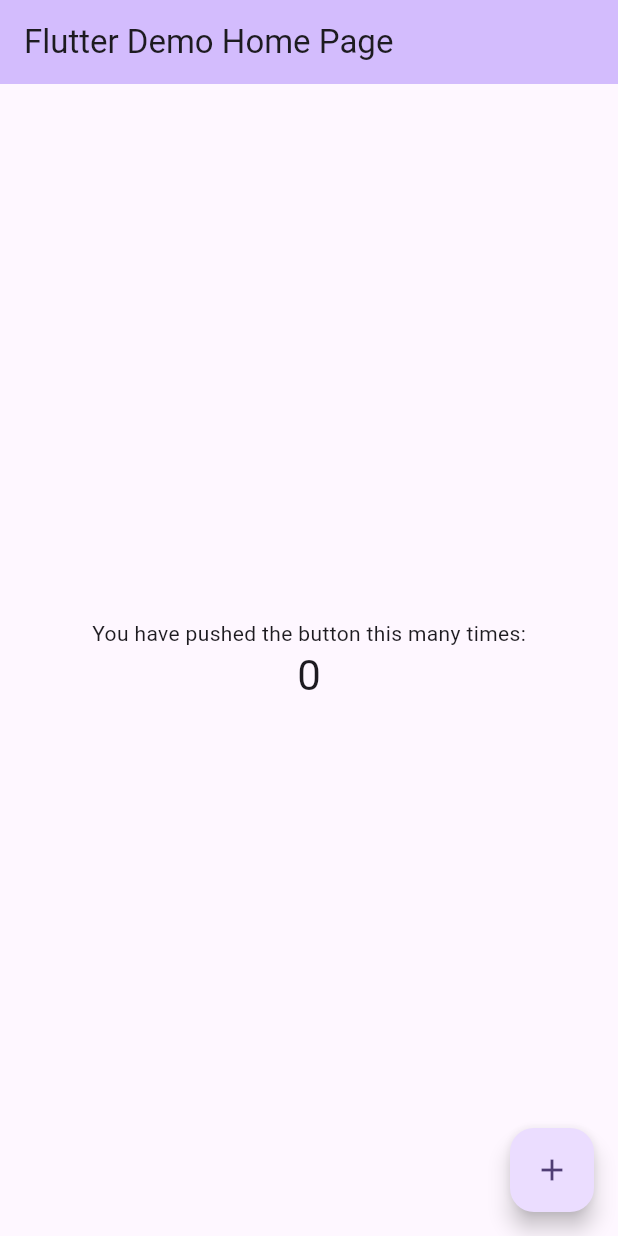
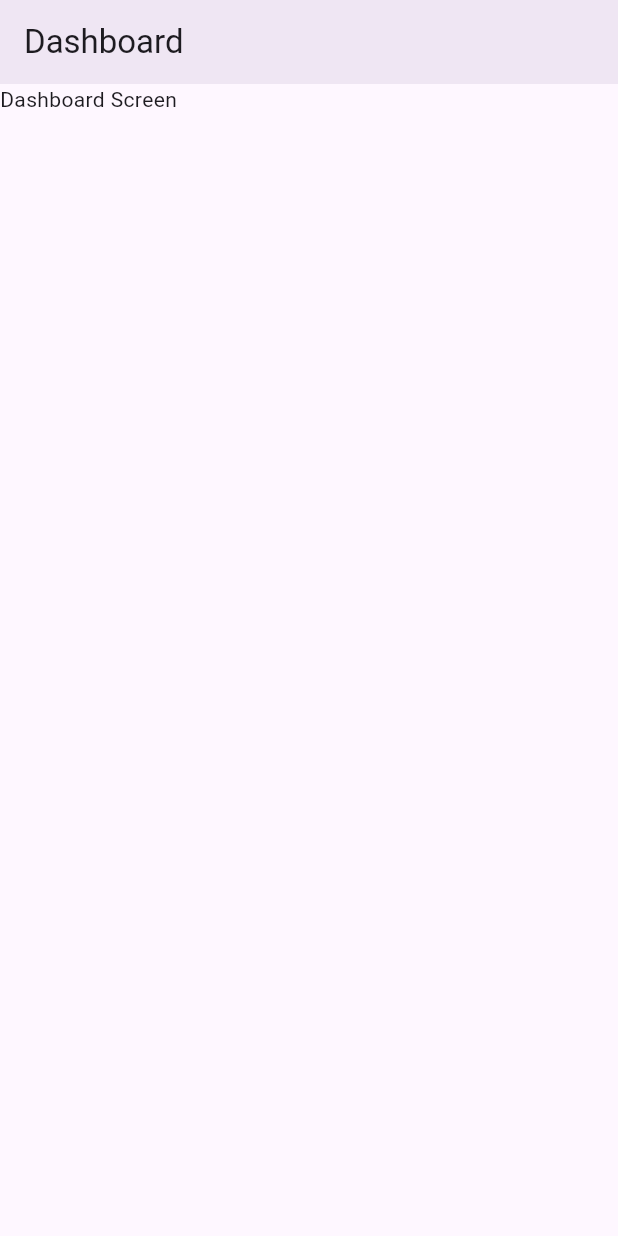
Before and after one commit to tulsi1729/QuickBill, a Flutter app: the screen it shows after launch, on a phone screen of 412 x 824 dp. Run offline on Flutter 3.47's test engine with Material 3 defaults, Android fonts, the phone set to English and light mode, and no system bars.

Commit message:
feat: dashboard

```diff
--- a/lib/main.dart
+++ b/lib/main.dart
@@ -1,4 +1,5 @@
 import 'package:flutter/material.dart';
+import 'package:quick_bill/src/dashboard/presentation/dashboard_screen.dart';
 
 void main() {
   runApp(const MyApp());
@@ -7,119 +8,15 @@
 class MyApp extends StatelessWidget {
   const MyApp({super.key});
 
-  // This widget is the root of your application.
   @override
   Widget build(BuildContext context) {
     return MaterialApp(
-      title: 'Flutter Demo',
+      title: 'Quick Bill',
       theme: ThemeData(
-        // This is the theme of your application.
-        //
-        // TRY THIS: Try running your application with "flutter run". You'll see
-        // the application has a purple toolbar. Then, without quitting the app,
-        // try changing the seedColor in the colorScheme below to Colors.green
-        // and then invoke "hot reload" (save your changes or press the "hot
-        // reload" button in a Flutter-supported IDE, or press "r" if you used
-        // the command line to start the app).
-        //
-        // Notice that the counter didn't reset back to zero; the application
-        // state is not lost during the reload. To reset the state, use hot
-        // restart instead.
-        //
-        // This works for code too, not just values: Most code changes can be
-        // tested with just a hot reload.
         colorScheme: ColorScheme.fromSeed(seedColor: Colors.deepPurple),
         useMaterial3: true,
       ),
-      home: const MyHomePage(title: 'Flutter Demo Home Page'),
+      home: const DashboardScreen(),
     );
   }
 }
-
-class MyHomePage extends StatefulWidget {
-  const MyHomePage({super.key, required this.title});
-
-  // This widget is the home page of your application. It is stateful, meaning
-  // that it has a State object (defined below) that contains fields that affect
-  // how it looks.
-
-  // This class is the configuration for the state. It holds the values (in this
-  // case the title) provided by the parent (in this case the App widget) and
-  // used by the build method of the State. Fields in a Widget subclass are
-  // always marked "final".
-
-  final String title;
-
-  @override
-  State<MyHomePage> createState() => _MyHomePageState();
-}
-
-class _MyHomePageState extends State<MyHomePage> {
-  int _counter = 0;
-
-  void _incrementCounter() {
-    setState(() {
-      // This call to setState tells the Flutter framework that something has
-      // changed in this State, which causes it to rerun the build method below
-      // so that the display can reflect the updated values. If we changed
-      // _counter without calling setState(), then the build method would not be
-      // called again, and so nothing would appear to happen.
-      _counter++;
-    });
-  }
-
-  @override
-  Widget build(BuildContext context) {
-    // This method is rerun every time setState is called, for instance as done
-    // by the _incrementCounter method above.
-    //
-    // The Flutter framework has been optimized to make rerunning build methods
-    // fast, so that you can just rebuild anything that needs updating rather
-    // than having to individually change instances of widgets.
-    return Scaffold(
-      appBar: AppBar(
-        // TRY THIS: Try changing the color here to a specific color (to
-        // Colors.amber, perhaps?) and trigger a hot reload to see the AppBar
-        // change color while the other colors stay the same.
-        backgroundColor: Theme.of(context).colorScheme.inversePrimary,
-        // Here we take the value from the MyHomePage object that was created by
-        // the App.build method, and use it to set our appbar title.
-        title: Text(widget.title),
-      ),
-      body: Center(
-        // Center is a layout widget. It takes a single child and positions it
-        // in the middle of the parent.
-        child: Column(
-          // Column is also a layout widget. It takes a list of children and
-          // arranges them vertically. By default, it sizes itself to fit its
-          // children horizontally, and tries to be as tall as its parent.
-          //
-          // Column has various properties to control how it sizes itself and
-          // how it positions its children. Here we use mainAxisAlignment to
-          // center the children vertically; the main axis here is the vertical
-          // axis because Columns are vertical (the cross axis would be
-          // horizontal).
-          //
-          // TRY THIS: Invoke "debug painting" (choose the "Toggle Debug Paint"
-          // action in the IDE, or press "p" in the console), to see the
-          // wireframe for each widget.
-          mainAxisAlignment: MainAxisAlignment.center,
-          children: <Widget>[
-            const Text(
-              'You have pushed the button this many times:',
-            ),
-            Text(
-              '$_counter',
-              style: Theme.of(context).textTheme.headlineMedium,
-            ),
-          ],
-        ),
-      ),
-      floatingActionButton: FloatingActionButton(
-        onPressed: _incrementCounter,
-        tooltip: 'Increment',
-        child: const Icon(Icons.add),
-      ), // This trailing comma makes auto-formatting nicer for build methods.
-    );
-  }
-}
--- /dev/null
+++ b/lib/src/dashboard/presentation/dashboard_screen.dart
@@ -0,0 +1,18 @@
+import 'package:flutter/material.dart';
+
+class DashboardScreen extends StatelessWidget {
+  const DashboardScreen({super.key});
+
+  @override
+  Widget build(BuildContext context) {
+    return Scaffold(
+      appBar: AppBar(
+        title: const Text("Dashboard"),
+        elevation: 5,
+      ),
+      body: const Text(
+        "Dashboard Screen",
+      ),
+    );
+  }
+}
```
